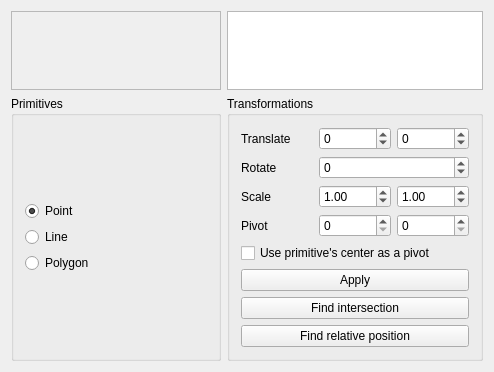
This is CG2D/mainwindow.ui in kateabr/CG_Lab4 as Qt 5 draws it before an edit. The edited form follows.
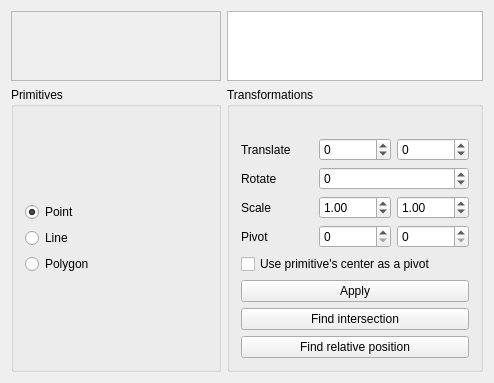
This is the edited form. Custom widgets are drawn as their Qt base class.

```diff
--- a/CG2D/mainwindow.ui
+++ b/CG2D/mainwindow.ui
@@ -22,7 +22,7 @@
         <string>Transformations</string>
        </property>
        <layout class="QGridLayout" name="gridLayout_5">
-        <item row="0" column="0">
+        <item row="1" column="0">
          <layout class="QGridLayout" name="gridLayout_6">
           <item row="1" column="0">
            <widget class="QLabel" name="rotateLabel">
@@ -113,27 +113,34 @@
           </item>
          </layout>
         </item>
-        <item row="2" column="0">
+        <item row="3" column="0">
          <widget class="QPushButton" name="applyButton">
           <property name="text">
            <string>Apply</string>
           </property>
          </widget>
         </item>
-        <item row="3" column="0">
+        <item row="4" column="0">
          <widget class="QPushButton" name="findIntersection">
           <property name="text">
            <string>Find intersection</string>
           </property>
          </widget>
         </item>
-        <item row="4" column="0">
+        <item row="5" column="0">
          <widget class="QPushButton" name="findRelPos">
           <property name="text">
            <string>Find relative position</string>
           </property>
          </widget>
         </item>
+        <item row="0" column="0">
+         <widget class="QLabel" name="label_pos">
+          <property name="text">
+           <string/>
+          </property>
+         </widget>
+        </item>
        </layout>
       </widget>
      </item>
```
